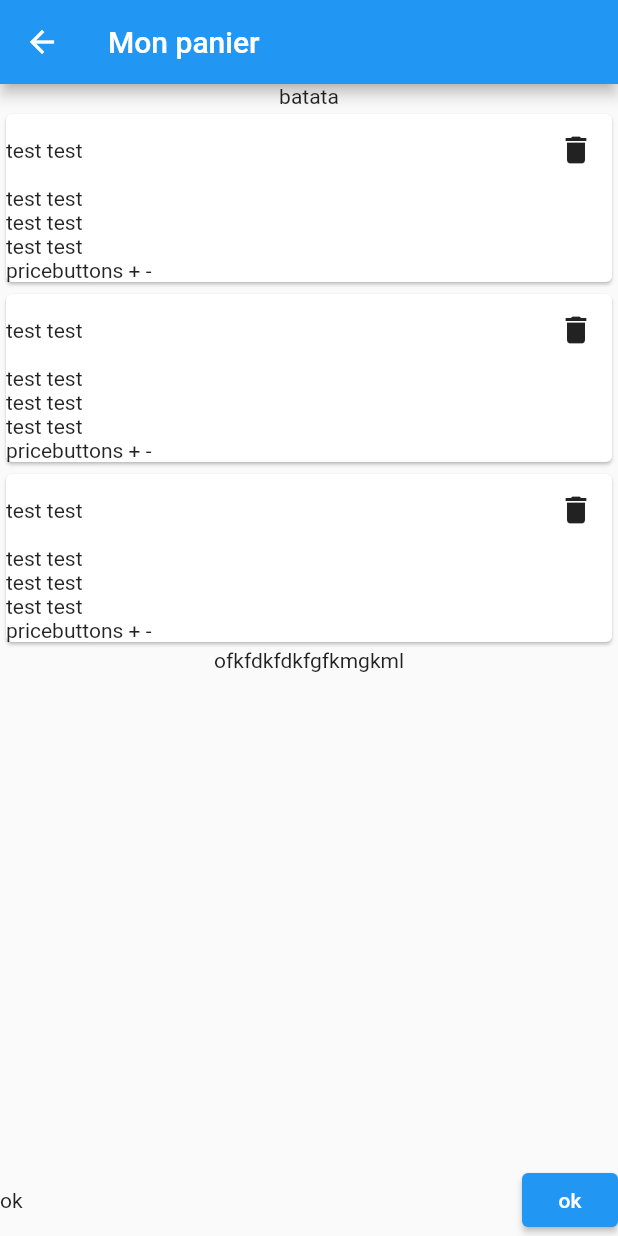
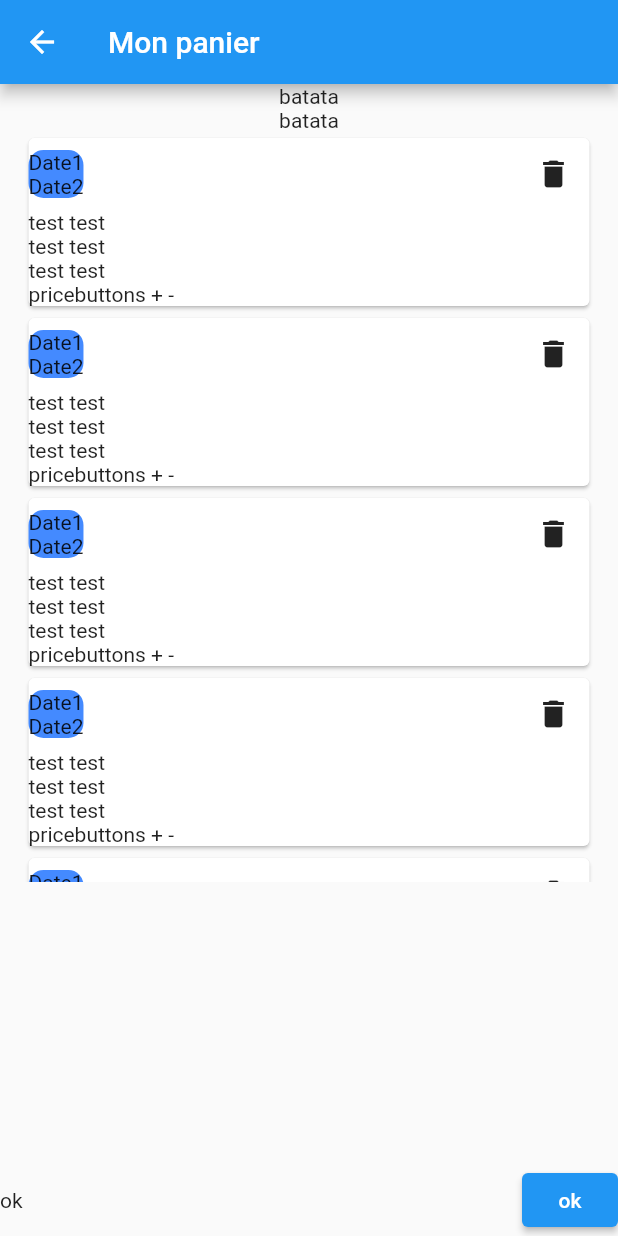
Before and after one commit to inesachour/WeMoveScreen, a Flutter app: the screen it shows after launch, on a phone screen of 412 x 824 dp. Run offline on Flutter 3.47's test engine with Material 2 defaults, Android fonts, the phone set to English and light mode, and no system bars.

```diff
--- a/lib/main.dart
+++ b/lib/main.dart
@@ -1,5 +1,5 @@
 import 'package:flutter/material.dart';
-import 'package:wemove_test/panier.dart';
+import 'package:wemove_test/panier_screen.dart';
 
 void main() {
   runApp(const MyApp());
--- a/lib/panier.dart
+++ b/lib/panier_screen.dart
@@ -1,4 +1,5 @@
 import 'package:flutter/material.dart';
+import 'package:flutter/rendering.dart';
 import 'package:wemove_test/reservation_card.dart';
 
 class PanierScreen extends StatefulWidget {
@@ -16,18 +17,24 @@ class _PanierScreenState extends State<PanierScreen> {
         title: Text("Mon panier"),
         leading: Icon(Icons.arrow_back),
       ),
-      body: Column(
+      body: Padding(
+        padding: const EdgeInsets.symmetric(horizontal: 15),
+        child: Column(
           children: [
             Text("batata"),
-          ListView.builder(
-              itemCount: 3,
-              shrinkWrap: true,
+            Text("batata"),
+            SizedBox(
+              height: 500,
+              child: ListView.builder(
+                  scrollDirection: Axis.vertical,
+                  itemCount: 10,
                   itemBuilder: (context, index){
                     return ReservationCard();
                   }
               ),
-          Text("ofkfdkfdkfgfkmgkml")
+            ),
           ],
+        ),
       ),
       bottomNavigationBar: Container(
         child: Row(
--- a/lib/reservation_card.dart
+++ b/lib/reservation_card.dart
@@ -13,7 +13,18 @@ class ReservationCard extends StatelessWidget {
             Row(
               mainAxisAlignment: MainAxisAlignment.spaceBetween,
               children: [
-                Text("test test"),
+                Container(
+                    decoration: BoxDecoration(
+                        color: Colors.blueAccent,
+                        borderRadius: BorderRadius.circular(10)
+                    ),
+                    child: Column(
+                      children: [
+                        Text("Date1"),
+                        Text("Date2")
+                      ],
+                    )
+                ),
                 IconButton(
                   icon: Icon(Icons.delete),
                   onPressed: (){},
```
Lines whose indentation alone changed are shown as unchanged.
